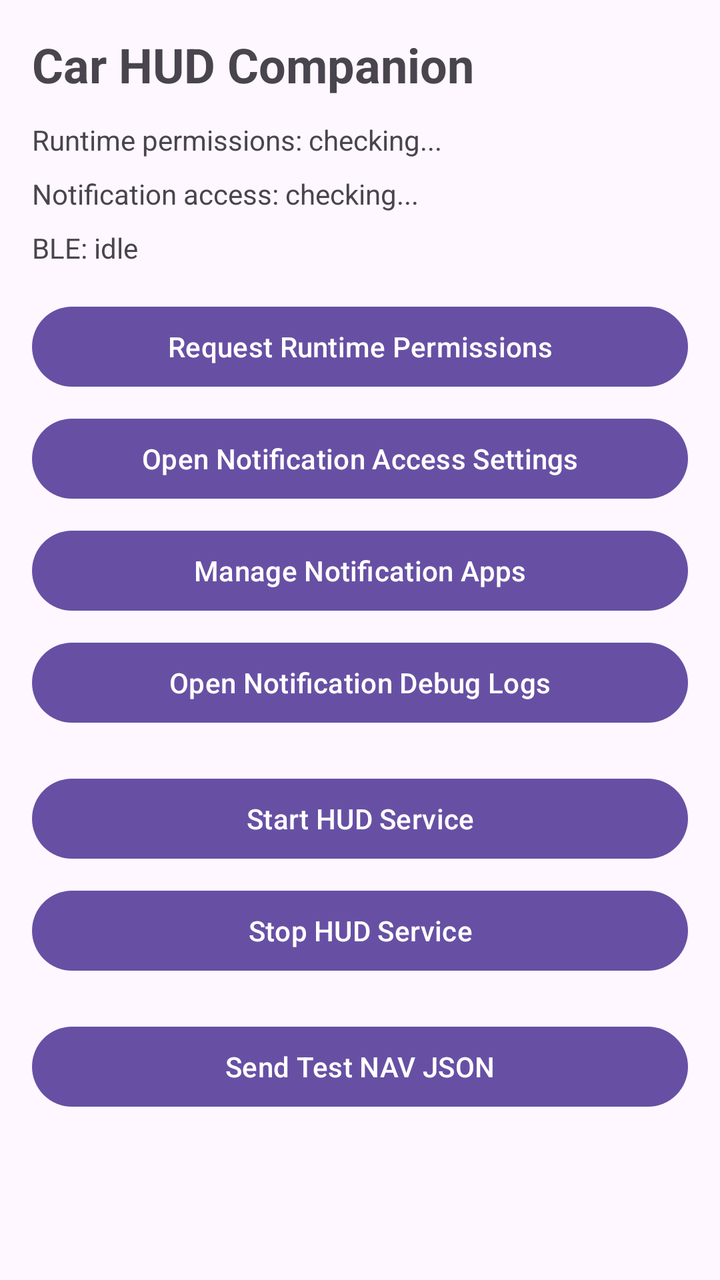
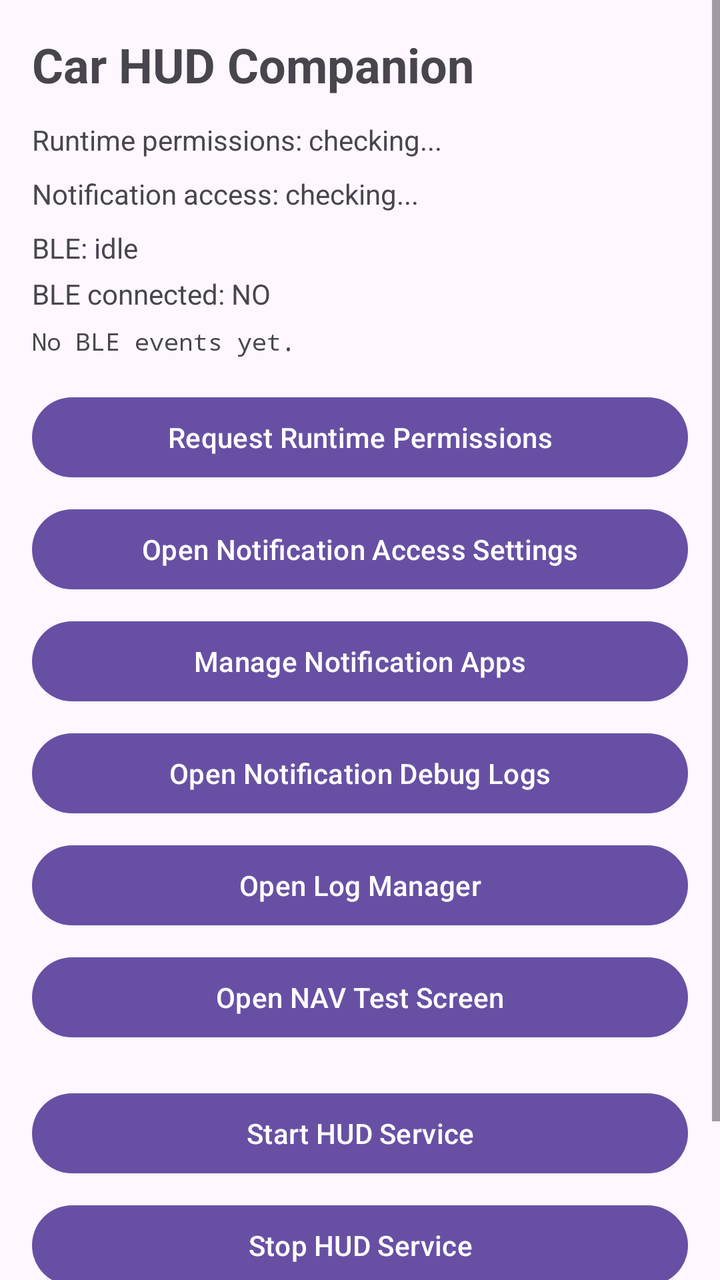

Compare the two renders of this Android layout. The source of the first and the diff that turns it into the second are given below.
<!-- AndroidManifest.xml: application theme Theme.HubNotification -->
<!-- res/layout/activity_main.xml -->
<?xml version="1.0" encoding="utf-8"?>
<androidx.constraintlayout.widget.ConstraintLayout xmlns:android="http://schemas.android.com/apk/res/android"
    xmlns:app="http://schemas.android.com/apk/res-auto"
    xmlns:tools="http://schemas.android.com/tools"
    android:id="@+id/main"
    android:layout_width="match_parent"
    android:layout_height="match_parent"
    tools:context=".MainActivity">

    <ScrollView
        android:id="@+id/scrollRoot"
        android:layout_width="0dp"
        android:layout_height="0dp"
        app:layout_constraintBottom_toBottomOf="parent"
        app:layout_constraintEnd_toEndOf="parent"
        app:layout_constraintStart_toStartOf="parent"
        app:layout_constraintTop_toTopOf="parent">

        <LinearLayout
            android:layout_width="match_parent"
            android:layout_height="wrap_content"
            android:orientation="vertical"
            android:padding="16dp">

            <TextView
                android:id="@+id/txtTitle"
                android:layout_width="match_parent"
                android:layout_height="wrap_content"
                android:text="Car HUD Companion"
                android:textSize="24sp"
                android:textStyle="bold" />

            <TextView
                android:id="@+id/txtPermissionStatus"
                android:layout_width="match_parent"
                android:layout_height="wrap_content"
                android:layout_marginTop="12dp"
                android:text="Runtime permissions: checking..." />

            <TextView
                android:id="@+id/txtNotificationAccessStatus"
                android:layout_width="match_parent"
                android:layout_height="wrap_content"
                android:layout_marginTop="8dp"
                android:text="Notification access: checking..." />

            <TextView
                android:id="@+id/txtBleStatus"
                android:layout_width="match_parent"
                android:layout_height="wrap_content"
                android:layout_marginTop="8dp"
                android:text="BLE: idle" />

            <Button
                android:id="@+id/btnRequestPermissions"
                android:layout_width="match_parent"
                android:layout_height="wrap_content"
                android:layout_marginTop="16dp"
                android:text="Request Runtime Permissions" />

            <Button
                android:id="@+id/btnOpenNotificationAccess"
                android:layout_width="match_parent"
                android:layout_height="wrap_content"
                android:layout_marginTop="8dp"
                android:text="Open Notification Access Settings" />

            <Button
                android:id="@+id/btnManageNotificationApps"
                android:layout_width="match_parent"
                android:layout_height="wrap_content"
                android:layout_marginTop="8dp"
                android:text="Manage Notification Apps" />

            <Button
                android:id="@+id/btnOpenDebugLogs"
                android:layout_width="match_parent"
                android:layout_height="wrap_content"
                android:layout_marginTop="8dp"
                android:text="Open Notification Debug Logs" />

            <Button
                android:id="@+id/btnStartHud"
                android:layout_width="match_parent"
                android:layout_height="wrap_content"
                android:layout_marginTop="20dp"
                android:text="Start HUD Service" />

            <Button
                android:id="@+id/btnStopHud"
                android:layout_width="match_parent"
                android:layout_height="wrap_content"
                android:layout_marginTop="8dp"
                android:text="Stop HUD Service" />

            <Button
                android:id="@+id/btnSendTestNav"
                android:layout_width="match_parent"
                android:layout_height="wrap_content"
                android:layout_marginTop="20dp"
                android:text="Send Test NAV JSON" />

        </LinearLayout>
    </ScrollView>

</androidx.constraintlayout.widget.ConstraintLayout>
<!-- resources referenced by this layout -->
<resources>
  <style name="Theme.HubNotification" parent="Base.Theme.HubNotification" />
  <style name="Base.Theme.HubNotification" parent="Theme.Material3.DayNight.NoActionBar">
          
          
      </style>
</resources>

<!-- the commit's change to res/layout/activity_main.xml (unified diff, before → after) -->
@@ -51,6 +51,22 @@
                 android:layout_marginTop="8dp"
                 android:text="BLE: idle" />
 
+            <TextView
+                android:id="@+id/txtBleConnectedStatus"
+                android:layout_width="match_parent"
+                android:layout_height="wrap_content"
+                android:layout_marginTop="4dp"
+                android:text="BLE connected: NO" />
+
+            <TextView
+                android:id="@+id/txtBleTimeline"
+                android:layout_width="match_parent"
+                android:layout_height="wrap_content"
+                android:layout_marginTop="6dp"
+                android:fontFamily="monospace"
+                android:text="No BLE events yet."
+                android:textSize="12sp" />
+
             <Button
                 android:id="@+id/btnRequestPermissions"
                 android:layout_width="match_parent"
@@ -80,6 +96,20 @@
                 android:text="Open Notification Debug Logs" />
 
             <Button
+                android:id="@+id/btnOpenLogManager"
+                android:layout_width="match_parent"
+                android:layout_height="wrap_content"
+                android:layout_marginTop="8dp"
+                android:text="Open Log Manager" />
+
+            <Button
+                android:id="@+id/btnOpenNavTest"
+                android:layout_width="match_parent"
+                android:layout_height="wrap_content"
+                android:layout_marginTop="8dp"
+                android:text="Open NAV Test Screen" />
+
+            <Button
                 android:id="@+id/btnStartHud"
                 android:layout_width="match_parent"
                 android:layout_height="wrap_content"
